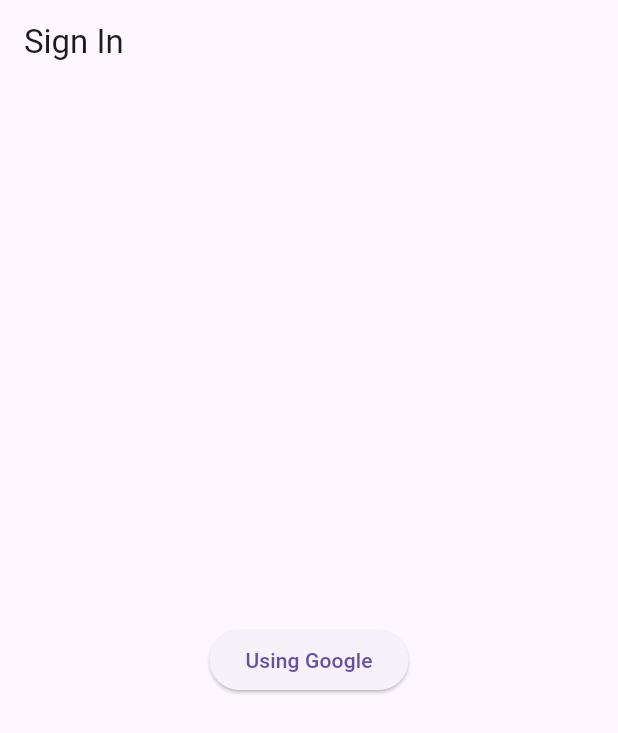
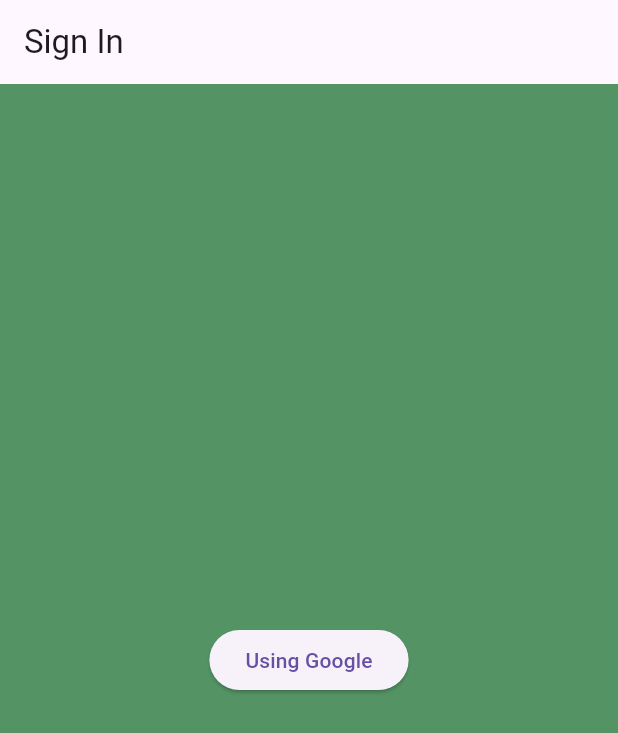
Before and after one commit to sahan200272/Hela-Trip, a Flutter app: the screen it shows after launch, on a phone screen of 412 x 824 dp. Shown: the top 733 px of the screen. Run offline on Flutter 3.47's test engine with Material 3 defaults, Android fonts, the phone set to English and light mode, and no system bars; our stand-ins replace cloud_firestore, firebase_auth, firebase_core, google_sign_in; accounts and stored records are empty.

Commit message:
Bg color changed

```diff
--- a/hela_trip/lib/main.dart
+++ b/hela_trip/lib/main.dart
@@ -29,6 +29,7 @@
   @override
   Widget build(BuildContext context) {
     return Scaffold(
+      backgroundColor: const Color(0xFF549464),
       appBar: AppBar(title: const Text("Sign In")),
       body: Center(
         child: ElevatedButton.icon(
```
